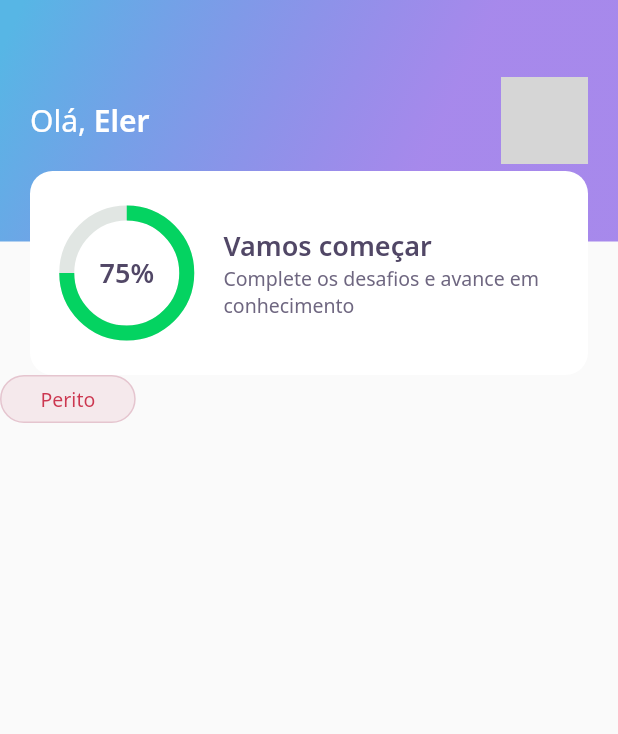
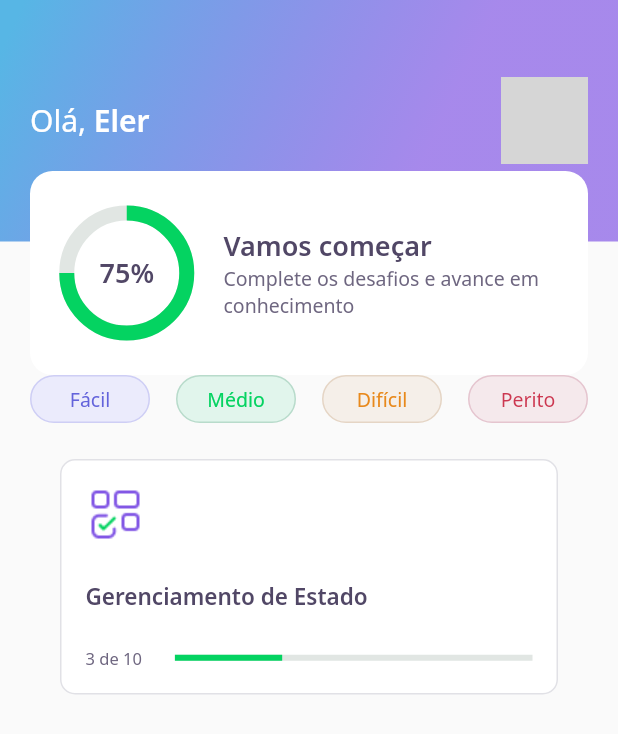
Before and after one commit to GuiEler/devquiz, a Flutter app: the screen it shows after launch, on a phone screen of 412 x 824 dp. Shown: the top 734 px of the screen. Run offline on Flutter 3.47's test engine with Material 2 defaults, Android fonts, the phone set to English and light mode, and no system bars; our stand-ins replace google_fonts; network calls fail; grey boxes are pictures that could not be loaded.

Commit message:
Added Quiz Card

```diff
--- a/lib/home/home_page.dart
+++ b/lib/home/home_page.dart
@@ -1,5 +1,6 @@
 import 'package:devquiz/home/widgets/appbar/app_bar_widget.dart';
 import 'package:devquiz/home/widgets/level_button_widget/level_button_widget.dart';
+import 'package:devquiz/home/widgets/quiz_card_widget/quiz_card_widget.dart';
 import 'package:flutter/material.dart';
 
 class HomePage extends StatefulWidget {
@@ -14,8 +15,22 @@ class _HomePageState extends State<HomePage> {
   Widget build(BuildContext context) {
     return Scaffold(
       appBar: AppBarWidget(),
-      body: LevelButtonWidget(
-        label: "Perito",
+      body: Padding(
+        padding: const EdgeInsets.symmetric(horizontal: 20),
+        child: Column(
+          children: [
+            Row(
+              mainAxisAlignment: MainAxisAlignment.spaceBetween,
+              children: [
+                LevelButtonWidget(label: "Fácil"),
+                LevelButtonWidget(label: "Médio"),
+                LevelButtonWidget(label: "Difícil"),
+                LevelButtonWidget(label: "Perito"),
+              ],
+            ),
+            QuizCardWidget(),
+          ],
+        ),
       ),
     );
   }
--- a/lib/home/widgets/level_button_widget/level_button_widget.dart
+++ b/lib/home/widgets/level_button_widget/level_button_widget.dart
@@ -38,13 +38,14 @@ class LevelButtonWidget extends StatelessWidget {
   @override
   Widget build(BuildContext context) {
     return Container(
+      width: 80,
+      height: 32,
         decoration: BoxDecoration(
             color: color,
             border: Border.fromBorderSide(
                 BorderSide(color: borderColor)),
             borderRadius: BorderRadius.circular(28)),
-        child: Padding(
-          padding: const EdgeInsets.symmetric(horizontal: 26, vertical: 6),
+        child: Center(
           child: Text(
             label,
             style: GoogleFonts.notoSans(
--- /dev/null
+++ b/lib/home/widgets/quiz_card_widget/quiz_card_widget.dart
@@ -0,0 +1,58 @@
+import 'package:devquiz/core/core.dart';
+import 'package:flutter/material.dart';
+
+class QuizCardWidget extends StatelessWidget {
+  const QuizCardWidget({Key? key}) : super(key: key);
+
+  @override
+  Widget build(BuildContext context) {
+    return Padding(
+      padding: const EdgeInsets.only(top: 24, left: 20, right: 20),
+      child: Container(
+        // height: 160,
+        // width: 177,
+        padding: EdgeInsets.all(16),
+        decoration: BoxDecoration(
+            border: Border.fromBorderSide(BorderSide(color: AppColors.border)),
+            color: AppColors.white,
+            borderRadius: BorderRadius.circular(10)),
+        child: Column(
+          crossAxisAlignment: CrossAxisAlignment.start,
+          children: [
+            Container(
+              height: 40,
+              width: 40,
+              child: Image.asset(AppImages.blocks),
+            ),
+            SizedBox(height: 24),
+            Text(
+              "Gerenciamento de Estado",
+              style: AppTextStyles.heading15,
+            ),
+            SizedBox(height: 24),
+            Row(
+              children: [
+                Expanded(
+                  flex: 1,
+                  child: Text(
+                    "3 de 10",
+                    style: AppTextStyles.body11,
+                  ),
+                ),
+                Expanded(
+                  flex: 4,
+                  child: LinearProgressIndicator(
+                    value: 0.3,
+                    backgroundColor: AppColors.chartSecondary,
+                    valueColor:
+                        AlwaysStoppedAnimation<Color>(AppColors.chartPrimary),
+                  ),
+                )
+              ],
+            )
+          ],
+        ),
+      ),
+    );
+  }
+}
```
